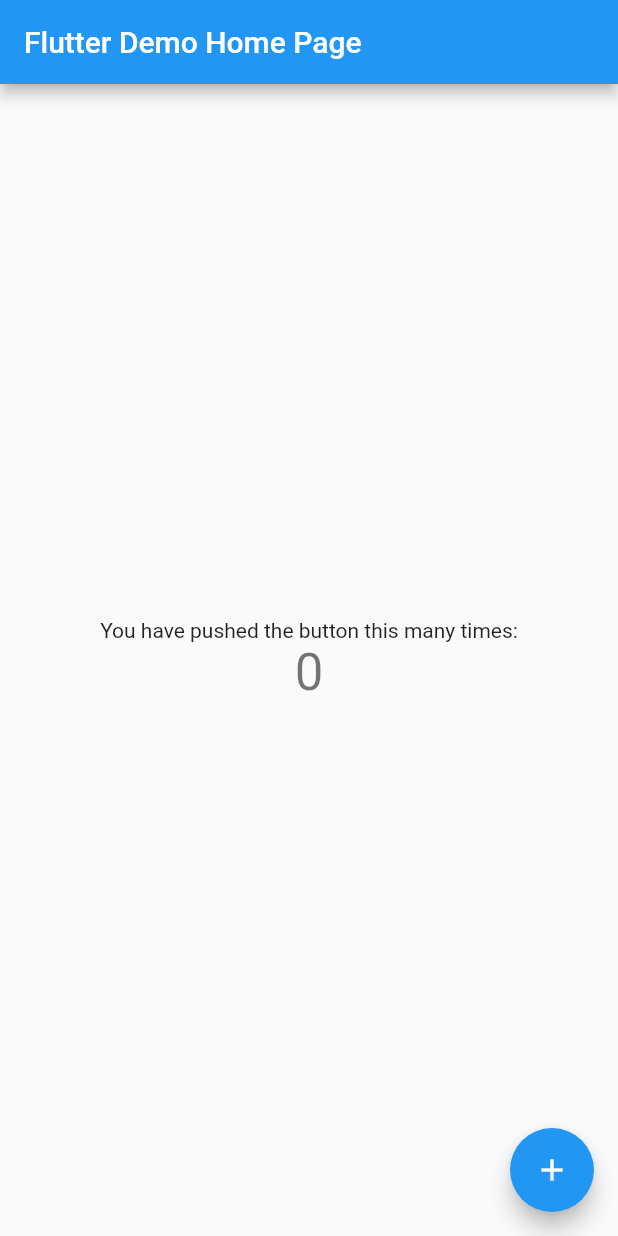
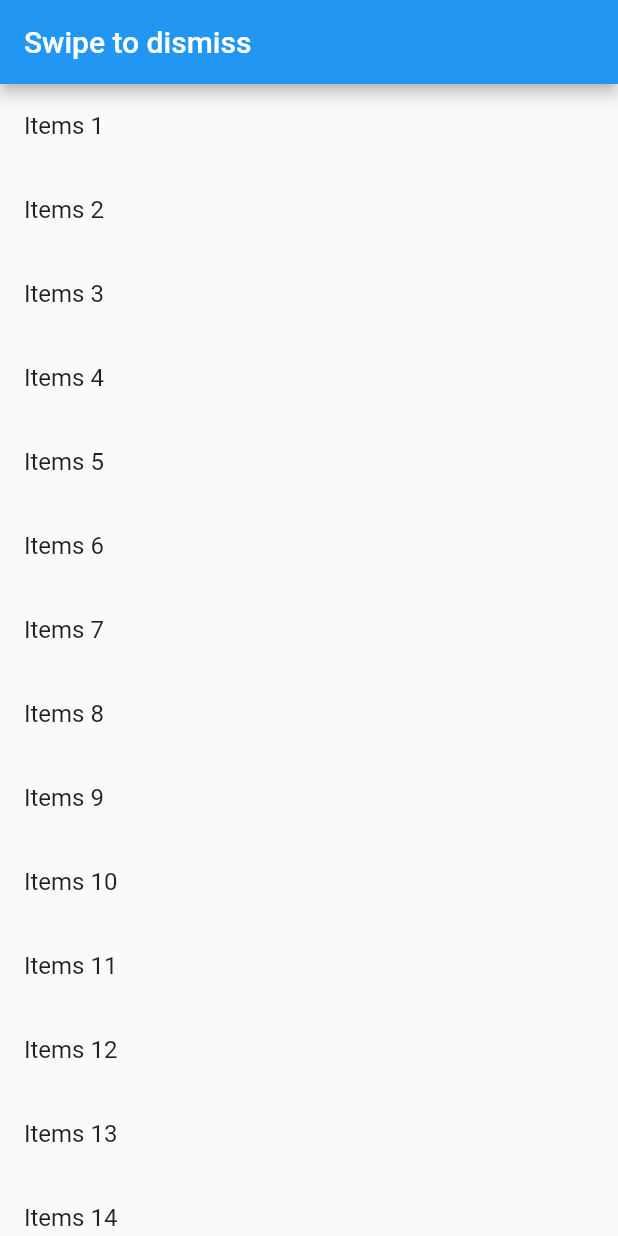
Before and after one commit to imsks/Flutter-Small-Projects, a Flutter app: the screen it shows after launch, on a phone screen of 412 x 824 dp. Run offline on Flutter 3.47's test engine with Material 2 defaults, Android fonts, the phone set to English and light mode, and no system bars.

Commit message:
swipe to delete app finished

```diff
--- a/swipe_to_delete/lib/main.dart
+++ b/swipe_to_delete/lib/main.dart
@@ -11,103 +11,52 @@
     return MaterialApp(
       title: 'Flutter Demo',
       theme: ThemeData(
-        // This is the theme of your application.
-        //
-        // Try running your application with "flutter run". You'll see the
-        // application has a blue toolbar. Then, without quitting the app, try
-        // changing the primarySwatch below to Colors.green and then invoke
-        // "hot reload" (press "r" in the console where you ran "flutter run",
-        // or simply save your changes to "hot reload" in a Flutter IDE).
-        // Notice that the counter didn't reset back to zero; the application
-        // is not restarted.
         primarySwatch: Colors.blue,
       ),
-      home: MyHomePage(title: 'Flutter Demo Home Page'),
+      home: MyHome(),
     );
   }
 }
 
-class MyHomePage extends StatefulWidget {
-  MyHomePage({Key key, this.title}) : super(key: key);
-
-  // This widget is the home page of your application. It is stateful, meaning
-  // that it has a State object (defined below) that contains fields that affect
-  // how it looks.
-
-  // This class is the configuration for the state. It holds the values (in this
-  // case the title) provided by the parent (in this case the App widget) and
-  // used by the build method of the State. Fields in a Widget subclass are
-  // always marked "final".
-
-  final String title;
-
-  @override
-  _MyHomePageState createState() => _MyHomePageState();
-}
-
-class _MyHomePageState extends State<MyHomePage> {
-  int _counter = 0;
-
-  void _incrementCounter() {
-    setState(() {
-      // This call to setState tells the Flutter framework that something has
-      // changed in this State, which causes it to rerun the build method below
-      // so that the display can reflect the updated values. If we changed
-      // _counter without calling setState(), then the build method would not be
-      // called again, and so nothing would appear to happen.
-      _counter++;
-    });
-  }
-
+class MyHome extends StatelessWidget {
+  final List<String> items =
+      List<String>.generate(30, (index) => "Items ${index + 1}");
   @override
   Widget build(BuildContext context) {
-    // This method is rerun every time setState is called, for instance as done
-    // by the _incrementCounter method above.
-    //
-    // The Flutter framework has been optimized to make rerunning build methods
-    // fast, so that you can just rebuild anything that needs updating rather
-    // than having to individually change instances of widgets.
     return Scaffold(
       appBar: AppBar(
-        // Here we take the value from the MyHomePage object that was created by
-        // the App.build method, and use it to set our appbar title.
-        title: Text(widget.title),
-      ),
-      body: Center(
-        // Center is a layout widget. It takes a single child and positions it
-        // in the middle of the parent.
-        child: Column(
-          // Column is also a layout widget. It takes a list of children and
-          // arranges them vertically. By default, it sizes itself to fit its
-          // children horizontally, and tries to be as tall as its parent.
-          //
-          // Invoke "debug painting" (press "p" in the console, choose the
-          // "Toggle Debug Paint" action from the Flutter Inspector in Android
-          // Studio, or the "Toggle Debug Paint" command in Visual Studio Code)
-          // to see the wireframe for each widget.
-          //
-          // Column has various properties to control how it sizes itself and
-          // how it positions its children. Here we use mainAxisAlignment to
-          // center the children vertically; the main axis here is the vertical
-          // axis because Columns are vertical (the cross axis would be
-          // horizontal).
-          mainAxisAlignment: MainAxisAlignment.center,
-          children: <Widget>[
-            Text(
-              'You have pushed the button this many times:',
-            ),
-            Text(
-              '$_counter',
-              style: Theme.of(context).textTheme.headline4,
-            ),
-          ],
+        title: Text(
+          "Swipe to dismiss",
         ),
       ),
-      floatingActionButton: FloatingActionButton(
-        onPressed: _incrementCounter,
-        tooltip: 'Increment',
-        child: Icon(Icons.add),
-      ), // This trailing comma makes auto-formatting nicer for build methods.
+      body: ListView.builder(
+        itemCount: items.length,
+        itemBuilder: (context, index) {
+          return Dismissible(
+            key: Key(
+              items[index],
+            ),
+            onDismissed: (direction) => {
+              items.removeAt(index),
+              Scaffold.of(context).showSnackBar(
+                SnackBar(
+                  content: Text(
+                    "Item deleted",
+                  ),
+                ),
+              ),
+            },
+            background: Container(
+              color: Colors.red,
+            ),
+            child: ListTile(
+              title: Text(
+                "${items[index]}",
+              ),
+            ),
+          );
+        },
+      ),
     );
   }
 }
```
Also changed, not shown: 1 other file.
